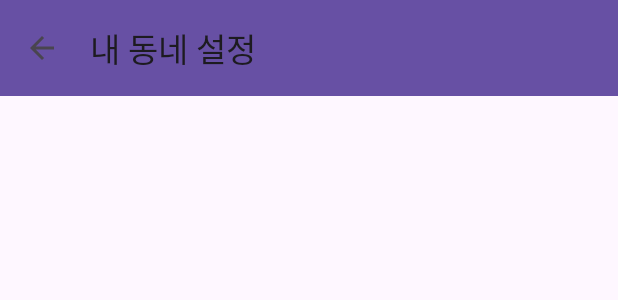
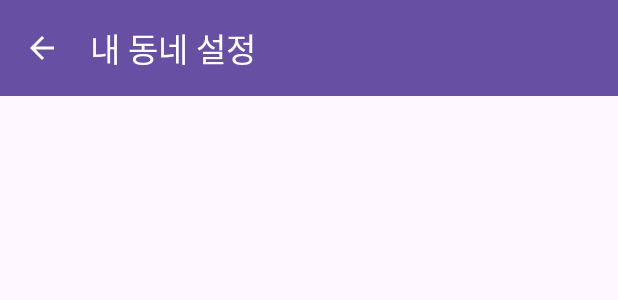
Before and after one commit to tony99kim/team_project_app, an Android app: the layout fragment_toolbar_location_settings.xml on its own in the app's theme, with its tools: preview values and no code run, on a phone screen of 412 x 824 dp. Shown: the top 300 px of the screen. Run offline under Robolectric (Android 15) with nearby library versions, the phone set to English and light mode, and no system bars.

Commit message:
민지 병합

```diff
--- a/app/src/main/java/com/example/team_project/Store/ProductRegistrationFragment.java
+++ b/app/src/main/java/com/example/team_project/Store/ProductRegistrationFragment.java
@@ -33,4 +33,6 @@ public class ProductRegistrationFragment extends Fragment {
         return view;
     }
 
+
+
 }
--- a/app/src/main/java/com/example/team_project/Store/StoreFragment.java
+++ b/app/src/main/java/com/example/team_project/Store/StoreFragment.java
@@ -29,7 +29,7 @@ public class StoreFragment extends Fragment {
         toolbar.setTitle("지역 선택 ▼");
         toolbar.setTitleTextColor(getResources().getColor(android.R.color.white));
         // 툴바 메뉴 설정
-        toolbar.inflateMenu(R.menu.menu_home_toolbar); // 여기서 menu_main은 툴바에 보여질 메뉴를 정의한 XML 파일입니다.
+
         toolbar.setOnMenuItemClickListener(item -> {
             int id = item.getItemId();
             if (id == R.id.action_search) {
--- a/app/src/main/res/layout/fragment_store_productregistration.xml
+++ b/app/src/main/res/layout/fragment_store_productregistration.xml
@@ -14,7 +14,8 @@
         android:elevation="4dp"
         app:layout_constraintTop_toTopOf="parent"
         app:title="상품 등록"
-        app:titleTextColor="@android:color/white" />
+        app:titleTextColor="@android:color/white"
+        android:theme="@style/ThemeOverlay.AppCompat.Dark.ActionBar"/>
 
     <!-- 상품 등록을 위한 기타 UI 요소들을 여기에 배치합니다. -->
     <!-- 예: 상품명 입력, 가격 입력, 설명 입력, 사진 업로드 버튼 등 -->
--- a/app/src/main/res/layout/fragment_toolbar_location_settings.xml
+++ b/app/src/main/res/layout/fragment_toolbar_location_settings.xml
@@ -11,7 +11,8 @@
         android:layout_height="?attr/actionBarSize"
         android:background="?attr/colorPrimary"
         app:title="내 동네 설정"
-        app:navigationIcon="?attr/homeAsUpIndicator">
+        app:navigationIcon="?attr/homeAsUpIndicator"
+        android:theme="@style/ThemeOverlay.AppCompat.Dark.ActionBar">
 
     </androidx.appcompat.widget.Toolbar>
 
--- a/app/src/main/res/layout/fragment_toolbar_search.xml
+++ b/app/src/main/res/layout/fragment_toolbar_search.xml
@@ -9,7 +9,8 @@
         android:layout_width="match_parent"
         android:layout_height="?attr/actionBarSize"
         android:background="?attr/colorPrimary"
-        app:popupTheme="@style/ThemeOverlay.AppCompat.Light">
+        app:popupTheme="@style/ThemeOverlay.AppCompat.Light"
+        android:theme="@style/ThemeOverlay.AppCompat.Dark.ActionBar">
 
         <EditText
             android:id="@+id/et_search"
```
